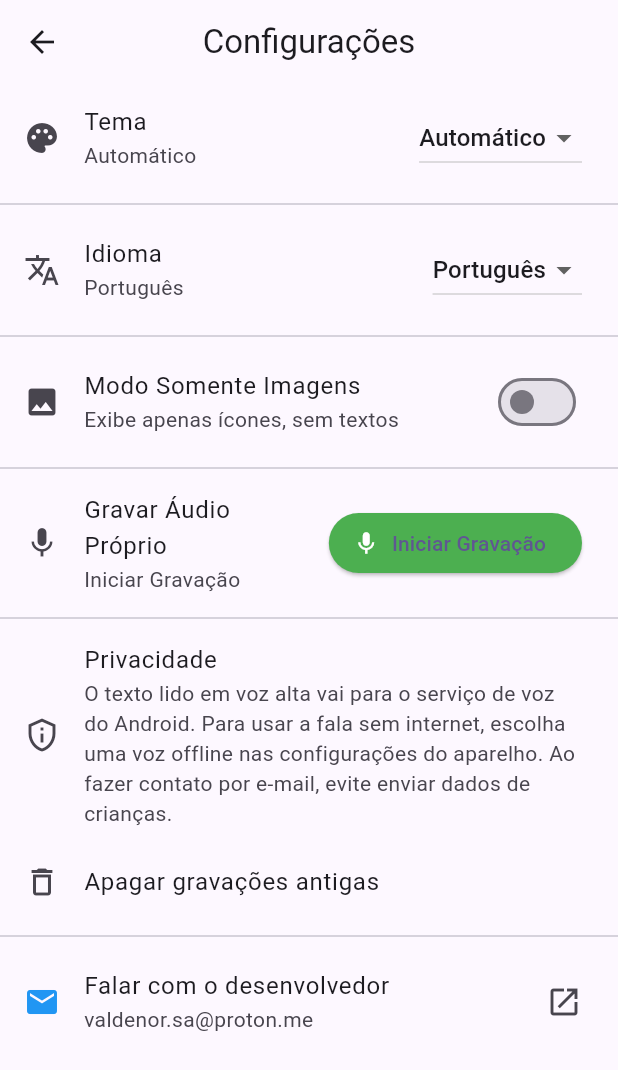
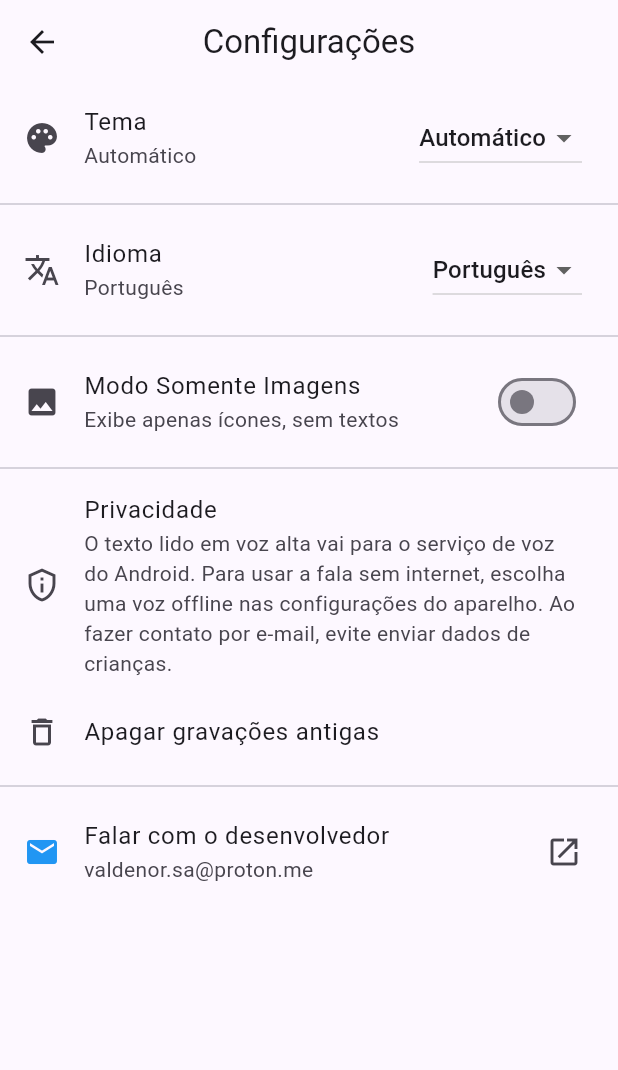
Before and after one commit to alunoadsnoite/tea-fala, a Flutter app: the SettingsScreen screen opened by its route, on a phone screen of 412 x 824 dp. Shown: the top 1070 px of the screen. Run offline on Flutter 3.47's test engine with Material 3 defaults, Android fonts, the phone set to English and light mode, and no system bars; our stand-ins replace audioplayers, flutter_tts, shared_preferences; missing offline and left inert: record; accounts and stored records are empty.

Commit message:
fix: remove gravação de áudio das configurações e mantém limpeza legada

```diff
--- a/lib/presentation/screens/settings_screen.dart
+++ b/lib/presentation/screens/settings_screen.dart
@@ -1,5 +1,3 @@
-import 'dart:developer' as developer;
-
 import 'package:flutter/material.dart';
 import 'package:tea_fala/core/language/language_service.dart';
 import 'package:tea_fala/core/language/translation_service.dart';
@@ -35,9 +33,6 @@ class SettingsScreen extends StatefulWidget {
 }
 
 class _SettingsScreenState extends State<SettingsScreen> {
-  bool _isRecording = false;
-  String? _recordedPath;
-
   Future<void> _deleteLegacyAudio() async {
     final confirmed = await showDialog<bool>(
       context: context,
@@ -79,58 +74,6 @@ class _SettingsScreenState extends State<SettingsScreen> {
           content: Text(widget.tr.t('emailError')),
         ),
       );
-    }
-  }
-
-  /// Alterna gravação de áudio.
-  Future<void> _toggleRecording() async {
-    if (_isRecording) {
-      final path = await widget.audioRecord.stop();
-      if (path != null && mounted) {
-        setState(() {
-          _isRecording = false;
-          _recordedPath = path;
-        });
-        ScaffoldMessenger.of(context).showSnackBar(
-          SnackBar(
-            content: Text('${widget.tr.t('audioRecorded')}\n$path'),
-            duration: const Duration(seconds: 3),
-          ),
-        );
-      }
-    } else {
-      try {
-        final available = await widget.audioRecord.init();
-        if (!available) {
-          if (mounted) {
-            ScaffoldMessenger.of(context).showSnackBar(
-              SnackBar(content: Text(widget.tr.t('permissionMicrophone'))),
-            );
-          }
-          return;
-        }
-
-        final path = await widget.audioRecord.start();
-        if (path != null && mounted) {
-          setState(() {
-            _isRecording = true;
-            _recordedPath = null;
-          });
-          ScaffoldMessenger.of(context).showSnackBar(
-            SnackBar(
-              content: Text(widget.tr.t('recordStart')),
-              duration: const Duration(seconds: 2),
-            ),
-          );
-        }
-      } catch (e) {
-        developer.log('Erro na gravação: $e', name: 'SettingsScreen', error: e);
-        if (mounted) {
-          ScaffoldMessenger.of(context).showSnackBar(
-            SnackBar(content: Text(widget.tr.t('errorRecording'))),
-          );
-        }
-      }
     }
   }
 
@@ -208,49 +151,6 @@ class _SettingsScreenState extends State<SettingsScreen> {
           ),
           const Divider(),
 
-          // Seção: Gravação de áudio
-          ListTile(
-            leading: const Icon(Icons.mic),
-            title: Text(widget.tr.t('recordAudio')),
-            subtitle: Text(
-              _isRecording
-                  ? widget.tr.t('recordStop')
-                  : widget.tr.t('recordStart'),
-            ),
-            trailing: ElevatedButton.icon(
-              icon: Icon(
-                _isRecording ? Icons.stop : Icons.mic,
-                color: Colors.white,
-              ),
-              label: Text(
-                _isRecording
-                    ? widget.tr.t('recordStop')
-                    : widget.tr.t('recordStart'),
-              ),
-              style: ElevatedButton.styleFrom(
-                backgroundColor: _isRecording ? Colors.red : Colors.green,
-              ),
-              onPressed: _toggleRecording,
-            ),
-          ),
-          if (_recordedPath != null)
-            Padding(
-              padding: const EdgeInsets.symmetric(horizontal: 16, vertical: 8),
-              child: Row(
-                children: [
-                  const Icon(Icons.check_circle, color: Colors.green),
-                  const SizedBox(width: 8),
-                  Expanded(
-                    child: Text(
-                      '${widget.tr.t('recordSaved')}\n$_recordedPath',
-                      style: const TextStyle(fontSize: 12),
-                    ),
-                  ),
-                ],
-              ),
-            ),
-          const Divider(),
-
           // Seção: Privacidade
           ListTile(
             leading: const Icon(Icons.privacy_tip_outlined),
```
